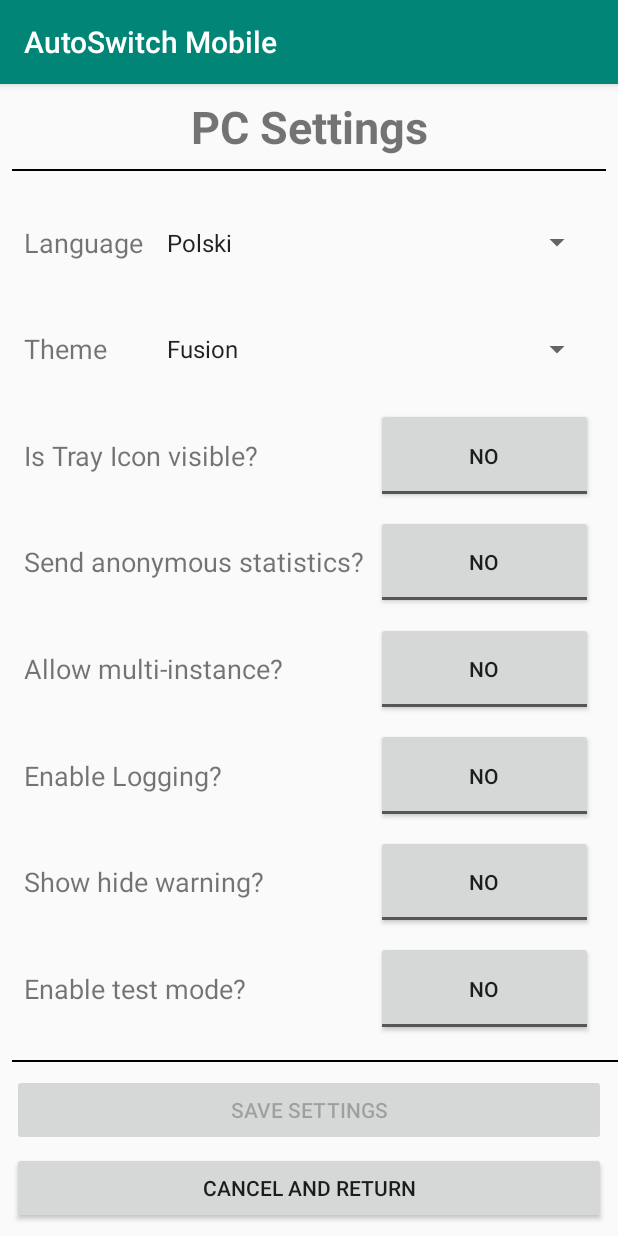
After one commit to km2442/AutoSwitch, an Android app: the PCSettings screen opened directly, with no data from a screen before it, on a phone screen of 412 x 824 dp. The commit adds this screen. Run offline under Robolectric (Android 15) with nearby library versions, the phone set to English and light mode, and no system bars; 1 statement that could not run was skipped.

Commit message:
Added PCSettings UI, and made receiving json packet

```diff
--- a/Android/app/src/main/AndroidManifest.xml
+++ b/Android/app/src/main/AndroidManifest.xml
@@ -12,7 +12,8 @@
         android:roundIcon="@mipmap/ic_launcher_round"
         android:supportsRtl="true"
         android:theme="@style/AppTheme">
-        <activity android:name=".AddCustomTask"></activity>
+        <activity android:name=".PCSettings"></activity>
+        <activity android:name=".AddCustomTask" />
         <activity android:name=".CommunicatorUI" />
         <activity android:name=".ConnectWait" />
         <activity
--- a/Android/app/src/main/java/dev/kamilklecha/autoswitchmobile/CommunicatorUI.java
+++ b/Android/app/src/main/java/dev/kamilklecha/autoswitchmobile/CommunicatorUI.java
@@ -169,9 +169,8 @@ public class CommunicatorUI extends AppCompatActivity implements Serializable {
     }
 
     private void OpenSettings() {
-        Packet p = new Packet();
-        p.Exec = "GetSettings";
-        sendMsg(p);
+        Intent i = new Intent(CommunicatorUI.this, PCSettings.class);
+        startActivity(i);
     }
 
     public void sendMsg(Packet p) {
--- /dev/null
+++ b/Android/app/src/main/java/dev/kamilklecha/autoswitchmobile/PCSettings.java
@@ -0,0 +1,121 @@
+package dev.kamilklecha.autoswitchmobile;
+
+import android.os.Bundle;
+import android.os.Handler;
+import android.os.Looper;
+import android.support.constraint.ConstraintLayout;
+import android.support.v7.app.AppCompatActivity;
+import android.view.View;
+import android.widget.Button;
+import android.widget.ProgressBar;
+import android.widget.Spinner;
+import android.widget.Toast;
+import android.widget.ToggleButton;
+
+import java.io.BufferedReader;
+import java.io.InputStreamReader;
+
+public class PCSettings extends AppCompatActivity {
+
+    ProgressBar loadingBar;
+    ConstraintLayout settingsLayout;
+
+    Spinner toggleLanguage;
+    Spinner toggleTheme;
+    ToggleButton toggleTray;
+    ToggleButton toggleStatistics;
+    ToggleButton toggleMultiInstance;
+    ToggleButton toggleLogging;
+    ToggleButton toggleWarningHide;
+    ToggleButton toggleTestMode;
+
+    Button btnSave;
+    Button btnCancel;
+
+    public void setJson(String json) {
+        this.json = json;
+    }
+
+    String json = "";
+
+    @Override
+    protected void onCreate(Bundle savedInstanceState) {
+        super.onCreate(savedInstanceState);
+        setContentView(R.layout.activity_pcsettings);
+
+        loadingBar = (ProgressBar) findViewById(R.id.PCSettings_LoadingBar);
+        settingsLayout = (ConstraintLayout) findViewById(R.id.PCSettings_SettingsLayout);
+
+        toggleLanguage = (Spinner) findViewById(R.id.PCSettings_LanguageSpinner);
+        toggleTheme = (Spinner) findViewById(R.id.PCSettings_ThemeSpinner);
+        toggleTray = (ToggleButton) findViewById(R.id.PCSettings_TrayToggle);
+        toggleStatistics = (ToggleButton) findViewById(R.id.PCSettings_MultiInstanceToggle);
+        toggleMultiInstance = (ToggleButton) findViewById(R.id.PCSettings_LoggingToggle);
+        toggleLogging = (ToggleButton) findViewById(R.id.PCSettings_HideWarningToggle);
+        toggleWarningHide = (ToggleButton) findViewById(R.id.PCSettings_HideWarningToggle);
+        toggleTestMode = (ToggleButton) findViewById(R.id.PCSettings_TestModeToggle);
+
+        btnSave = (Button) findViewById(R.id.PCSettings_SaveSettings);
+        btnCancel = (Button) findViewById(R.id.PCSettings_Cancel);
+
+        try {
+            getSettings();
+        } catch (InterruptedException e) {
+            e.printStackTrace();
+        }
+        loadingBar.setVisibility(View.INVISIBLE);
+        settingsLayout.setVisibility(View.VISIBLE);
+    }
+
+    private boolean getSettings() throws InterruptedException {
+        Packet p = new Packet();
+        p.Exec = "GetSettings";
+        Hub.cui.sendMsg(p);
+        final Handler handler = new Handler(Looper.getMainLooper());
+
+        Thread thread = new Thread(new Runnable() {
+            @Override
+            public void run() {
+                try {
+                    BufferedReader in = new BufferedReader(new InputStreamReader(Hub.sc.socket.getInputStream()));
+                    final String response = in.readLine();
+
+                    handler.post(new Runnable() {
+                        @Override
+                        public void run() {
+                            Toast.makeText(PCSettings.this, response, Toast.LENGTH_SHORT).show();
+                        }
+                    });
+                } catch (Exception e) {
+                    e.printStackTrace();
+                }
+            }
+        });
+        thread.start();
+//        Thread thread = new Thread(new Runnable() {
+//            @Override
+//            public void run() {
+//                Socket s = Hub.sc.socket;
+//                BufferedReader input = null;
+//                try {
+//                    input = new BufferedReader(new InputStreamReader(s.getInputStream()));
+//                } catch (IOException e) {
+//                    e.printStackTrace();
+//                }
+//                try {
+//                    while(json.length() == 0) {
+//                        final String st = input.readLine();
+//                        if(st.trim().length() != 0) {
+//                            setJson(st.toString());
+//                        }
+//                    }
+//                } catch (SocketTimeoutException e) {
+//                } catch (IOException e) {
+//                    e.printStackTrace();
+//                }
+//            }
+//        });
+//        thread.start();
+        return true;
+    }
+}
--- a/Android/app/src/main/java/dev/kamilklecha/autoswitchmobile/SocketCommunicator.java
+++ b/Android/app/src/main/java/dev/kamilklecha/autoswitchmobile/SocketCommunicator.java
@@ -1,26 +1,23 @@
 package dev.kamilklecha.autoswitchmobile;
 
 import android.os.Handler;
-import android.os.NetworkOnMainThreadException;
 import android.util.Log;
 
-import com.google.gson.Gson;
-import com.google.gson.JsonElement;
-import com.google.gson.JsonObject;
-
-import java.io.BufferedReader;
 import java.io.IOException;
-import java.io.InputStreamReader;
 import java.io.OutputStream;
 import java.io.PrintWriter;
 import java.net.InetSocketAddress;
 import java.net.Socket;
-import java.net.SocketException;
 import java.net.SocketTimeoutException;
 
 public class SocketCommunicator {
 
     private static final String TAG = "SocketCommunicator";
+
+    public Socket getSocket() {
+        return socket;
+    }
+
     public Socket socket;
 
     private OutputStream out;
@@ -74,51 +71,52 @@ public class SocketCommunicator {
     }
 
     public void startReceiver() {
-        Thread thread = new Thread(new Runnable() {
-            @Override
-            public void run() {
-                boolean exception = false;
-                try {
-                    Thread.sleep(1000);
-                } catch (InterruptedException e) {
-                    e.printStackTrace();
-                }
-                while (!exception) {
-                    if(socket.isClosed()) break;
-
-                    try {
-                        BufferedReader input = new BufferedReader(new InputStreamReader(socket.getInputStream()));
-                        final String st = input.readLine();
-
-                        handler.post(new Runnable() {
-                            @Override
-                            public void run() {
-                                if (st.trim().length() != 0) {
-                                    Gson gson = new Gson();
-                                    JsonElement jsonTree = gson.toJsonTree(gson.toJson(st));
-                                    JsonObject jsonObject = jsonTree.getAsJsonObject();
-                                    if(jsonObject.getAsString("Type") == "Settings")
-                                        Log.d(TAG, "run: Działa xD");
-                                }
-                            }
-                        });
-                    } catch (SocketException e) {
-                        //TODO info
-                        cw.finish();
-                    } catch (IOException e) {
-                        e.printStackTrace();
-                        exception = true;
-                    } catch (NetworkOnMainThreadException e) {
-                        Log.e(TAG, "startReceiver: NetworkOnMainThreadException");
-                        e.printStackTrace();
-                        exception = true;
-                    }  catch (Exception e) {
-                        e.printStackTrace();
-                        exception = true;
-                    }
-                }
-            }
-        });
-            thread.start();
+//        Thread thread = new Thread(new Runnable() {
+//            @Override
+//            public void run() {
+//                boolean exception = false;
+//                try {
+//                    Thread.sleep(1000);
+//                } catch (InterruptedException e) {
+//                    e.printStackTrace();
+//                }
+//                while (!exception) {
+//                    if(socket.isClosed()) {
+//                        Log.e(TAG, "Socket Closedd");
+//                        break;
+//                    }
+//
+//                    try {
+//                        BufferedReader input = new BufferedReader(new InputStreamReader(socket.getInputStream()));
+//                        final String st = input.readLine();
+//
+//                        handler.post(new Runnable() {
+//                            @Override
+//                            public void run() {
+//                                if (st.trim().length() != 0) {
+//                                    JsonObject json  = (JsonObject) new JsonParser().parse(st);
+//                                    Set<String> keys = json.keySet();
+//                                    Log.e(TAG, keys.toString());
+//                                }
+//                            }
+//                        });
+//                    } catch (SocketException e) {
+//                        //TODO info
+//                        cw.finish();
+//                    } catch (IOException e) {
+//                        e.printStackTrace();
+//                        exception = true;
+//                    } catch (NetworkOnMainThreadException e) {
+//                        Log.e(TAG, "startReceiver: NetworkOnMainThreadException");
+//                        e.printStackTrace();
+//                        exception = true;
+//                    }  catch (Exception e) {
+//                        e.printStackTrace();
+//                        exception = true;
+//                    }
+//                }
+//            }
+//        });
+//        thread.start();
     }
 }
--- /dev/null
+++ b/Android/app/src/main/res/layout/activity_pcsettings.xml
@@ -0,0 +1,325 @@
+<?xml version="1.0" encoding="utf-8"?>
+<android.support.constraint.ConstraintLayout xmlns:android="http://schemas.android.com/apk/res/android"
+    xmlns:app="http://schemas.android.com/apk/res-auto"
+    xmlns:tools="http://schemas.android.com/tools"
+    android:id="@+id/constraintLayout"
+    android:layout_width="match_parent"
+    android:layout_height="match_parent"
+    tools:context=".PCSettings">
+
+    <TextView
+        android:id="@+id/textView25"
+        android:layout_width="wrap_content"
+        android:layout_height="wrap_content"
+        android:layout_marginStart="8dp"
+        android:layout_marginTop="8dp"
+        android:layout_marginEnd="8dp"
+        android:text="PC Settings"
+        android:textAlignment="center"
+        android:textSize="30sp"
+        android:textStyle="bold"
+        app:layout_constraintEnd_toEndOf="parent"
+        app:layout_constraintStart_toStartOf="parent"
+        app:layout_constraintTop_toTopOf="parent" />
+
+    <View
+        android:id="@+id/divider7"
+        android:layout_width="0dp"
+        android:layout_height="1dp"
+        android:layout_marginStart="8dp"
+        android:layout_marginTop="8dp"
+        android:layout_marginEnd="8dp"
+        android:background="#FF000000"
+        app:layout_constraintEnd_toEndOf="parent"
+        app:layout_constraintStart_toStartOf="parent"
+        app:layout_constraintTop_toBottomOf="@+id/textView25" />
+
+    <ProgressBar
+        android:id="@+id/PCSettings_LoadingBar"
+        style="?android:attr/progressBarStyle"
+        android:layout_width="0dp"
+        android:layout_height="0dp"
+        android:layout_marginStart="8dp"
+        android:layout_marginTop="8dp"
+        android:layout_marginEnd="8dp"
+        android:layout_marginBottom="8dp"
+        app:layout_constraintBottom_toTopOf="@+id/divider8"
+        app:layout_constraintEnd_toEndOf="parent"
+        app:layout_constraintStart_toStartOf="parent"
+        app:layout_constraintTop_toBottomOf="@+id/divider7" />
+
+    <android.support.constraint.ConstraintLayout
+        android:id="@+id/PCSettings_SettingsLayout"
+        android:layout_width="395dp"
+        android:layout_height="0dp"
+        android:layout_marginStart="8dp"
+        android:layout_marginTop="8dp"
+        android:layout_marginEnd="8dp"
+        android:layout_marginBottom="8dp"
+        android:visibility="invisible"
+        app:layout_constraintBottom_toTopOf="@+id/divider8"
+        app:layout_constraintEnd_toEndOf="parent"
+        app:layout_constraintHorizontal_bias="0.0"
+        app:layout_constraintStart_toStartOf="parent"
+        app:layout_constraintTop_toBottomOf="@+id/divider7">
+
+        <TextView
+            android:id="@+id/textView18"
+            android:layout_width="wrap_content"
+            android:layout_height="0dp"
+            android:layout_marginStart="8dp"
+            android:layout_marginTop="8dp"
+            android:gravity="center"
+            android:text="Language"
+            android:textAlignment="center"
+            android:textSize="18sp"
+            app:layout_constraintBottom_toTopOf="@id/textView16"
+            app:layout_constraintStart_toStartOf="parent"
+            app:layout_constraintTop_toTopOf="parent" />
+
+        <Spinner
+            android:id="@+id/PCSettings_LanguageSpinner"
+            android:layout_width="0dp"
+            android:layout_height="0dp"
+            android:layout_marginStart="8dp"
+            android:layout_marginEnd="8dp"
+            android:entries="@array/Languages"
+            android:gravity="center"
+            app:layout_constraintBottom_toBottomOf="@+id/textView18"
+            app:layout_constraintEnd_toEndOf="parent"
+            app:layout_constraintStart_toEndOf="@+id/textView18"
+            app:layout_constraintTop_toTopOf="@+id/textView18" />
+
+        <TextView
+            android:id="@+id/textView16"
+            android:layout_width="wrap_content"
+            android:layout_height="0dp"
+            android:layout_marginStart="8dp"
+            android:layout_marginTop="8dp"
+            android:gravity="center"
+            android:text="Theme"
+            android:textAlignment="center"
+            android:textSize="18sp"
+            app:layout_constraintBottom_toTopOf="@id/textView19"
+            app:layout_constraintStart_toStartOf="parent"
+            app:layout_constraintTop_toBottomOf="@+id/textView18" />
+
+        <Spinner
+            android:id="@+id/PCSettings_ThemeSpinner"
+            android:layout_width="0dp"
+            android:layout_height="0dp"
+            android:layout_marginEnd="8dp"
+            android:entries="@array/Themes"
+            android:gravity="center"
+            app:layout_constraintBottom_toBottomOf="@+id/textView16"
+            app:layout_constraintEnd_toEndOf="parent"
+            app:layout_constraintHorizontal_bias="0.0"
+            app:layout_constraintStart_toStartOf="@+id/PCSettings_LanguageSpinner"
+            app:layout_constraintTop_toTopOf="@+id/textView16"
+            app:layout_constraintVertical_bias="0.0" />
+
+        <TextView
+            android:id="@+id/textView19"
+            android:layout_width="wrap_content"
+            android:layout_height="0dp"
+            android:layout_marginStart="8dp"
+            android:layout_marginTop="8dp"
+            android:gravity="center"
+            android:text="Is Tray Icon visible?"
+            android:textAlignment="center"
+            android:textSize="18sp"
+            app:layout_constraintBottom_toTopOf="@id/textView20"
+            app:layout_constraintStart_toStartOf="parent"
+            app:layout_constraintTop_toBottomOf="@+id/textView16" />
+
+        <ToggleButton
+            android:id="@+id/PCSettings_TrayToggle"
+            android:layout_width="0dp"
+            android:layout_height="0dp"
+            android:layout_marginEnd="8dp"
+            android:text="ToggleButton"
+            android:textOff="NO"
+            android:textOn="YES"
+            app:layout_constraintBottom_toBottomOf="@+id/textView19"
+            app:layout_constraintEnd_toEndOf="parent"
+            app:layout_constraintStart_toStartOf="@+id/PCSettings_StatisticsToggle"
+            app:layout_constraintTop_toTopOf="@+id/textView19" />
+
+        <TextView
+            android:id="@+id/textView20"
+            android:layout_width="wrap_content"
+            android:layout_height="0dp"
+            android:layout_marginStart="8dp"
+            android:layout_marginTop="8dp"
+            android:gravity="center"
+            android:text="Send anonymous statistics?"
+            android:textAlignment="center"
+            android:textSize="18sp"
+            app:layout_constraintBottom_toTopOf="@id/textView21"
+            app:layout_constraintStart_toStartOf="parent"
+            app:layout_constraintTop_toBottomOf="@+id/textView19" />
+
+        <ToggleButton
+            android:id="@+id/PCSettings_StatisticsToggle"
+            android:layout_width="0dp"
+            android:layout_height="0dp"
+            android:layout_marginStart="8dp"
+            android:layout_marginEnd="8dp"
+            android:text="ToggleButton"
+            android:textOff="NO"
+            android:textOn="YES"
+            app:layout_constraintBottom_toBottomOf="@+id/textView20"
+            app:layout_constraintEnd_toEndOf="parent"
+            app:layout_constraintStart_toEndOf="@+id/textView20"
+            app:layout_constraintTop_toTopOf="@+id/textView20" />
+
+        <TextView
+            android:id="@+id/textView21"
+            android:layout_width="wrap_content"
+            android:layout_height="0dp"
+            android:layout_marginStart="8dp"
+            android:layout_marginTop="8dp"
+            android:gravity="center"
+            android:text="Allow multi-instance?"
+            android:textAlignment="center"
+            android:textSize="18sp"
+            app:layout_constraintBottom_toTopOf="@id/textView22"
+            app:layout_constraintStart_toStartOf="parent"
+            app:layout_constraintTop_toBottomOf="@+id/textView20" />
+
+        <ToggleButton
+            android:id="@+id/PCSettings_MultiInstanceToggle"
+            android:layout_width="0dp"
+            android:layout_height="0dp"
+            android:layout_marginEnd="8dp"
+            android:text="ToggleButton"
+            android:textOff="NO"
+            android:textOn="YES"
+            app:layout_constraintBottom_toBottomOf="@+id/textView21"
+            app:layout_constraintEnd_toEndOf="parent"
+            app:layout_constraintStart_toStartOf="@+id/PCSettings_StatisticsToggle"
+            app:layout_constraintTop_toTopOf="@+id/textView21" />
+
+        <TextView
+            android:id="@+id/textView22"
+            android:layout_width="wrap_content"
+            android:layout_height="0dp"
+            android:layout_marginStart="8dp"
+            android:layout_marginTop="8dp"
+            android:gravity="center"
+            android:text="Enable Logging?"
+            android:textAlignment="center"
+            android:textSize="18sp"
+            app:layout_constraintBottom_toTopOf="@id/textView23"
+            app:layout_constraintStart_toStartOf="parent"
+            app:layout_constraintTop_toBottomOf="@+id/textView21" />
+
+        <ToggleButton
+            android:id="@+id/PCSettings_LoggingToggle"
+            android:layout_width="0dp"
+            android:layout_height="0dp"
+            android:layout_marginEnd="8dp"
+            android:text="ToggleButton"
+            android:textOff="NO"
+            android:textOn="YES"
+            app:layout_constraintBottom_toBottomOf="@+id/textView22"
+            app:layout_constraintEnd_toEndOf="parent"
+            app:layout_constraintHorizontal_bias="0.0"
+            app:layout_constraintStart_toStartOf="@+id/PCSettings_MultiInstanceToggle"
+            app:layout_constraintTop_toTopOf="@+id/textView22"
+            app:layout_constraintVertical_bias="1.0" />
+
+        <TextView
+            android:id="@+id/textView23"
+            android:layout_width="wrap_content"
+            android:layout_height="0dp"
+            android:layout_marginStart="8dp"
+            android:layout_marginTop="8dp"
+            android:gravity="center"
+            android:text="Show hide warning?"
+            android:textAlignment="center"
+            android:textSize="18sp"
+            app:layout_constraintBottom_toTopOf="@id/textView24"
+            app:layout_constraintStart_toStartOf="parent"
+            app:layout_constraintTop_toBottomOf="@+id/textView22" />
+
+        <ToggleButton
+            android:id="@+id/PCSettings_HideWarningToggle"
+            android:layout_width="0dp"
+            android:layout_height="0dp"
+            android:layout_marginEnd="8dp"
+            android:text="ToggleButton"
+            android:textOff="NO"
+            android:textOn="YES"
+            app:layout_constraintBottom_toBottomOf="@+id/textView23"
+            app:layout_constraintEnd_toEndOf="parent"
+            app:layout_constraintStart_toStartOf="@+id/PCSettings_LoggingToggle"
+            app:layout_constraintTop_toTopOf="@+id/textView23" />
+
+        <TextView
+            android:id="@+id/textView24"
+            android:layout_width="wrap_content"
+            android:layout_height="0dp"
+            android:layout_marginStart="8dp"
+            android:layout_marginTop="8dp"
+            android:layout_marginBottom="8dp"
+            android:gravity="center"
+            android:text="Enable test mode?"
+            android:textAlignment="center"
+            android:textSize="18sp"
+            app:layout_constraintBottom_toBottomOf="parent"
+            app:layout_constraintStart_toStartOf="parent"
+            app:layout_constraintTop_toBottomOf="@+id/textView23" />
+
+        <ToggleButton
+            android:id="@+id/PCSettings_TestModeToggle"
+            android:layout_width="0dp"
+            android:layout_height="0dp"
+            android:layout_marginEnd="8dp"
+            android:text="ToggleButton"
+            android:textOff="NO"
+            android:textOn="YES"
+            app:layout_constraintBottom_toBottomOf="@+id/textView24"
+            app:layout_constraintEnd_toEndOf="parent"
+            app:layout_constraintStart_toStartOf="@+id/PCSettings_HideWarningToggle"
+            app:layout_constraintTop_toTopOf="@+id/textView24" />
+
+    </android.support.constraint.ConstraintLayout>
+
+    <View
+        android:id="@+id/divider8"
+        android:layout_width="0dp"
+        android:layout_height="1dp"
+        android:layout_marginStart="8dp"
+        android:layout_marginBottom="8dp"
+        android:background="#FF000000"
+        app:layout_constraintBottom_toTopOf="@+id/PCSettings_SaveSettings"
+        app:layout_constraintEnd_toEndOf="parent"
+        app:layout_constraintStart_toStartOf="parent" />
+
+    <Button
+        android:id="@+id/PCSettings_SaveSettings"
+        android:layout_width="0dp"
+        android:layout_height="wrap_content"
+        android:layout_marginStart="8dp"
+        android:layout_marginEnd="8dp"
+        android:layout_marginBottom="4dp"
+        android:enabled="false"
+        android:text="Save settings"
+        app:layout_constraintBottom_toTopOf="@+id/PCSettings_Cancel"
+        app:layout_constraintEnd_toEndOf="parent"
+        app:layout_constraintStart_toStartOf="parent" />
+
+    <Button
+        android:id="@+id/PCSettings_Cancel"
+        android:layout_width="0dp"
+        android:layout_height="wrap_content"
+        android:layout_marginStart="8dp"
+        android:layout_marginEnd="8dp"
+        android:layout_marginBottom="8dp"
+        android:text="Cancel and return"
+        app:layout_constraintBottom_toBottomOf="parent"
+        app:layout_constraintEnd_toEndOf="parent"
+        app:layout_constraintStart_toStartOf="parent" />
+
+</android.support.constraint.ConstraintLayout>
--- a/Android/app/src/main/res/values/arrays.xml
+++ b/Android/app/src/main/res/values/arrays.xml
@@ -1,5 +1,16 @@
 <?xml version="1.0" encoding="utf-8"?>
 <resources>
+    <string-array name="Languages">
+        <item>Polski</item>
+        <item>English</item>
+    </string-array>
+
+    <string-array name="Themes">
+        <item>Fusion</item>
+        <item>Fusion Dark</item>
+        <item>Windows</item>
+    </string-array>
+
     <string-array name="DropdownActionsList">
         <item>Shutdown PC</item>
         <item>Reboot PC</item>
```
Also changed, not shown: 2 other files.
